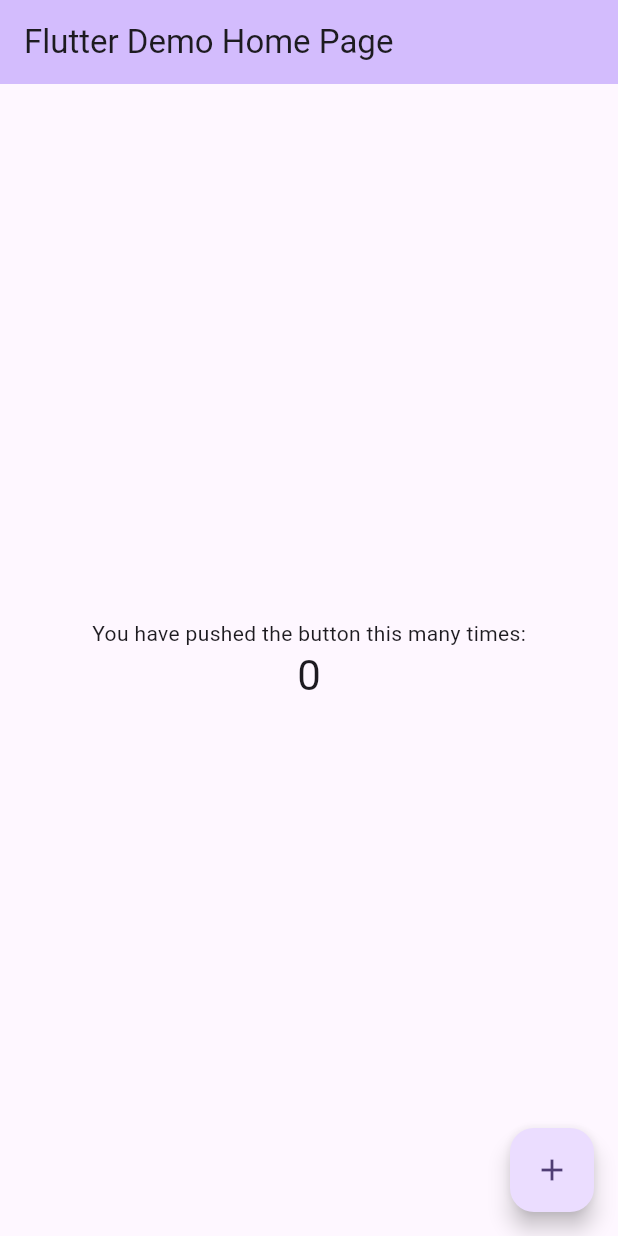
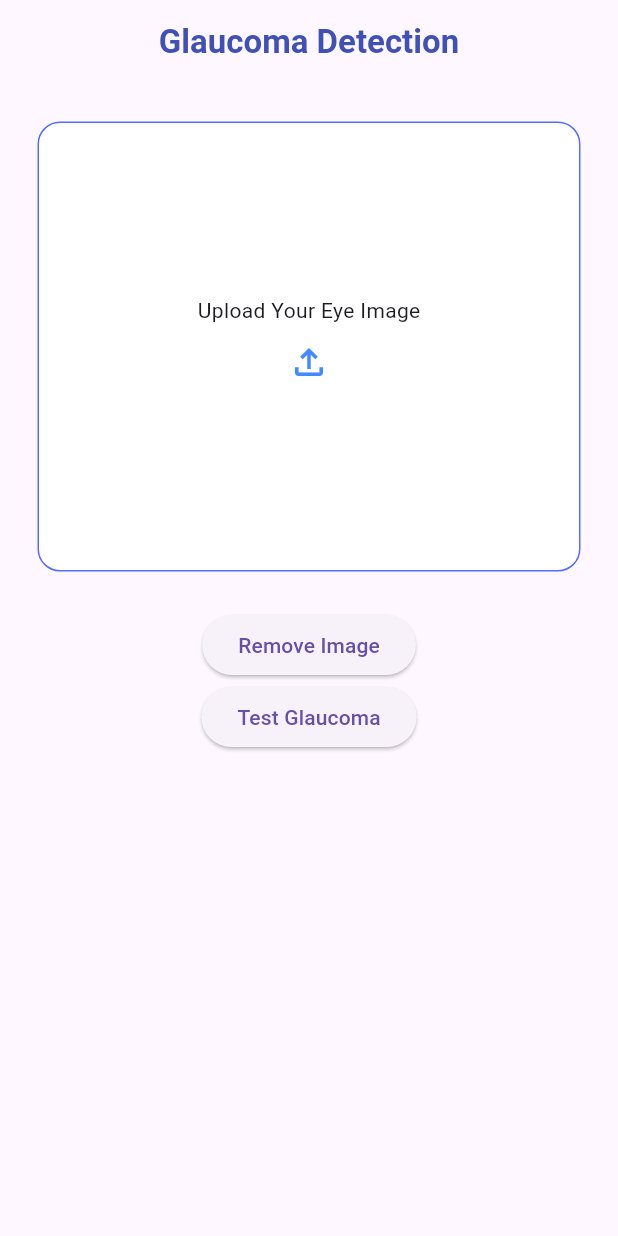
Before and after one commit to funky-dev99/glaucoma-detection, a Flutter app: the screen it shows after launch, on a phone screen of 412 x 824 dp. Run offline on Flutter 3.47's test engine with Material 3 defaults, Android fonts, the phone set to English and light mode, and no system bars; our stand-ins replace image_picker.

Commit message:
Image Uploading Added

```diff
--- /dev/null
+++ b/lib/home_screen.dart
@@ -0,0 +1,187 @@
+import 'dart:io';
+import 'package:flutter/material.dart';
+import 'package:image_picker/image_picker.dart';
+import 'package:http/http.dart' as http;
+import 'dart:convert';
+
+class HomePage extends StatefulWidget {
+  @override
+  State<HomePage> createState() => _HomePageState();
+}
+
+class _HomePageState extends State<HomePage> {
+  File? _selectedImage;
+  String _predictionResult = '';
+  bool _isLoading = false;  // This will track the loading state
+
+  Future<void> _pickImage(ImageSource source) async {
+    final picker = ImagePicker();
+    final pickedFile = await picker.pickImage(source: source);
+
+    if (pickedFile != null) {
+      setState(() {
+        _selectedImage = File(pickedFile.path);
+        _predictionResult = '';  // Clear the previous prediction result
+      });
+    }
+  }
+
+  Future<void> _testGlaucoma() async {
+    if (_selectedImage == null) return;
+
+    String uploadUrl = 'http://13.53.57.205:8000/predict/';
+
+    setState(() {
+      _isLoading = true;  // Show loading indicator
+    });
+
+    try {
+      var request = http.MultipartRequest('POST', Uri.parse(uploadUrl));
+      request.files.add(await http.MultipartFile.fromPath('file', _selectedImage!.path));
+
+      var response = await request.send();
+
+      if (response.statusCode == 200) {
+        final respStr = await response.stream.bytesToString();
+        final decodedResp = json.decode(respStr);
+        setState(() {
+          _predictionResult = decodedResp['prediction'] ?? 'No prediction available';
+          _isLoading = false;
+        });
+      } else {
+        setState(() {
+          _predictionResult = 'Failed to get prediction. Status code: ${response.statusCode}';
+          _isLoading = false;
+        });
+      }
+    } catch (e) {
+      setState(() {
+        _predictionResult = 'Failed to get prediction: $e';
+        _isLoading = false;
+      });
+    }
+  }
+
+  @override
+  Widget build(BuildContext context) {
+    return SafeArea(
+      child: Scaffold(
+        appBar: AppBar(
+          title: const Center(
+            child: Text(
+              'Glaucoma Detection',
+              style: TextStyle(
+                  color: Colors.indigo,
+                  fontSize: 22,
+                  fontWeight: FontWeight.bold),
+            ),
+          ),
+        ),
+        body: Center(
+          child: Column(
+            children: [
+              Container(
+                height: 300,
+                width: double.infinity,
+                padding: const EdgeInsets.all(10),
+                margin: const EdgeInsets.all(25),
+                decoration: BoxDecoration(
+                    borderRadius: BorderRadius.circular(15),
+                    border: Border.all(color: Colors.indigoAccent, width: 1),
+                    color: Colors.white),
+                child: Column(
+                  mainAxisAlignment: MainAxisAlignment.center,
+                  crossAxisAlignment: CrossAxisAlignment.center,
+                  children: [
+                    const Text('Upload Your Eye Image'),
+                    IconButton(
+                      onPressed: () {
+                        showModalBottomSheet(
+                          backgroundColor: Colors.white,
+                          context: context,
+                          builder: (context) => Padding(
+                            padding: const EdgeInsets.all(8.0),
+                            child: Column(
+                              mainAxisSize: MainAxisSize.min,
+                              children: [
+                                ListTile(
+                                  leading: const Icon(
+                                    Icons.photo_library,
+                                    color: Colors.indigoAccent,
+                                  ),
+                                  title: const Text('Gallery'),
+                                  onTap: () {
+                                    Navigator.pop(context);
+                                    _pickImage(ImageSource.gallery);
+                                  },
+                                ),
+                                const Divider(
+                                  color: Colors.grey,
+                                ),
+                                ListTile(
+                                  leading: const Icon(
+                                    Icons.camera_alt,
+                                    color: Colors.indigoAccent,
+                                  ),
+                                  title: const Text('Camera'),
+                                  onTap: () {
+                                    Navigator.pop(context);
+                                    _pickImage(ImageSource.camera);
+                                  },
+                                ),
+                              ],
+                            ),
+                          ),
+                        );
+                      },
+                      icon: const Icon(
+                        Icons.file_upload_outlined,
+                        size: 28,
+                        color: Colors.blueAccent,
+                      ),
+                    ),
+                    if (_selectedImage != null)
+                      Image.file(
+                        _selectedImage!,
+                        fit: BoxFit.fill,
+                        width: 150,
+                        height: 150,
+                      ),
+                  ],
+                ),
+              ),
+              ElevatedButton(
+                onPressed: () {
+                  setState(() {
+                    _selectedImage = null;
+                    _predictionResult = '';
+                  });
+                },
+                child: const Text('Remove Image'),
+              ),
+              ElevatedButton(
+                onPressed: _isLoading ? null : _testGlaucoma,  // Disable the button if loading
+                child: _isLoading
+                    ? CircularProgressIndicator(color: Colors.white)  // Show loading indicator
+                    : const Text('Test Glaucoma'),
+              ),
+              if (_predictionResult.isNotEmpty)
+                Padding(
+                  padding: const EdgeInsets.all(8.0),
+                  child: Text(
+                    'Prediction: $_predictionResult',
+                    style: TextStyle(
+                      color: Colors.redAccent,
+                      fontSize: 20,
+                      fontWeight: FontWeight.bold,
+                    ),
+                    textAlign: TextAlign.center,
+                  ),
+                ),
+            ],
+          ),
+        ),
+      ),
+    );
+  }
+}
--- a/lib/main.dart
+++ b/lib/main.dart
@@ -1,125 +1,103 @@
+import 'dart:io';
 import 'package:flutter/material.dart';
+import 'package:glucoma_detection/splash_screen.dart';
+import 'package:http/http.dart' as http;
+import 'package:image_picker/image_picker.dart';
 
 void main() {
-  runApp(const MyApp());
+  runApp(MyApp());
 }
 
 class MyApp extends StatelessWidget {
-  const MyApp({super.key});
-
-  // This widget is the root of your application.
   @override
   Widget build(BuildContext context) {
     return MaterialApp(
-      title: 'Flutter Demo',
-      theme: ThemeData(
-        // This is the theme of your application.
-        //
-        // TRY THIS: Try running your application with "flutter run". You'll see
-        // the application has a purple toolbar. Then, without quitting the app,
-        // try changing the seedColor in the colorScheme below to Colors.green
-        // and then invoke "hot reload" (save your changes or press the "hot
-        // reload" button in a Flutter-supported IDE, or press "r" if you used
-        // the command line to start the app).
-        //
-        // Notice that the counter didn't reset back to zero; the application
-        // state is not lost during the reload. To reset the state, use hot
-        // restart instead.
-        //
-        // This works for code too, not just values: Most code changes can be
-        // tested with just a hot reload.
-        colorScheme: ColorScheme.fromSeed(seedColor: Colors.deepPurple),
-        useMaterial3: true,
-      ),
-      home: const MyHomePage(title: 'Flutter Demo Home Page'),
+      debugShowCheckedModeBanner: false,
+      home: SplashScreen(),
     );
   }
 }
 
-class MyHomePage extends StatefulWidget {
-  const MyHomePage({super.key, required this.title});
-
-  // This widget is the home page of your application. It is stateful, meaning
-  // that it has a State object (defined below) that contains fields that affect
-  // how it looks.
-
-  // This class is the configuration for the state. It holds the values (in this
-  // case the title) provided by the parent (in this case the App widget) and
-  // used by the build method of the State. Fields in a Widget subclass are
-  // always marked "final".
-
-  final String title;
-
+class ImageUploadPage extends StatefulWidget {
   @override
-  State<MyHomePage> createState() => _MyHomePageState();
+  _ImageUploadPageState createState() => _ImageUploadPageState();
 }
 
-class _MyHomePageState extends State<MyHomePage> {
-  int _counter = 0;
+class _ImageUploadPageState extends State<ImageUploadPage> {
+  File? _image;
+  final ImagePicker _picker = ImagePicker();
+  String _uploadStatus = '';
 
-  void _incrementCounter() {
-    setState(() {
-      // This call to setState tells the Flutter framework that something has
-      // changed in this State, which causes it to rerun the build method below
-      // so that the display can reflect the updated values. If we changed
-      // _counter without calling setState(), then the build method would not be
-      // called again, and so nothing would appear to happen.
-      _counter++;
-    });
+  Future<void> _pickImage() async {
+    final pickedFile = await _picker.pickImage(source: ImageSource.gallery);
+
+    if (pickedFile != null) {
+      setState(() {
+        _image = File(pickedFile.path);
+      });
+    } else {
+      setState(() {
+        _uploadStatus = 'No image selected.';
+      });
+    }
+  }
+
+  Future<void> _uploadImage() async {
+    if (_image == null) return;
+
+    String uploadUrl = 'http://13.53.57.205:8000/predict/';
+
+    try {
+      var request = http.MultipartRequest('POST', Uri.parse(uploadUrl));
+      request.files.add(await http.MultipartFile.fromPath('file', _image!.path));
+
+      var response = await request.send();
+
+      if (response.statusCode == 200) {
+        final respStr = await response.stream.bytesToString();
+        setState(() {
+          _uploadStatus = 'Success: $respStr';
+        });
+      } else {
+        setState(() {
+          _uploadStatus = 'Failed to upload image. Status code: ${response.statusCode}';
+        });
+      }
+    } catch (e) {
+      setState(() {
+        _uploadStatus = 'Failed to upload image: $e';
+      });
+    }
   }
 
   @override
   Widget build(BuildContext context) {
-    // This method is rerun every time setState is called, for instance as done
-    // by the _incrementCounter method above.
-    //
-    // The Flutter framework has been optimized to make rerunning build methods
-    // fast, so that you can just rebuild anything that needs updating rather
-    // than having to individually change instances of widgets.
     return Scaffold(
       appBar: AppBar(
-        // TRY THIS: Try changing the color here to a specific color (to
-        // Colors.amber, perhaps?) and trigger a hot reload to see the AppBar
-        // change color while the other colors stay the same.
-        backgroundColor: Theme.of(context).colorScheme.inversePrimary,
-        // Here we take the value from the MyHomePage object that was created by
-        // the App.build method, and use it to set our appbar title.
-        title: Text(widget.title),
+        title: Text('Flutter Image Upload'),
       ),
       body: Center(
-        // Center is a layout widget. It takes a single child and positions it
-        // in the middle of the parent.
         child: Column(
-          // Column is also a layout widget. It takes a list of children and
-          // arranges them vertically. By default, it sizes itself to fit its
-          // children horizontally, and tries to be as tall as its parent.
-          //
-          // Column has various properties to control how it sizes itself and
-          // how it positions its children. Here we use mainAxisAlignment to
-          // center the children vertically; the main axis here is the vertical
-          // axis because Columns are vertical (the cross axis would be
-          // horizontal).
-          //
-          // TRY THIS: Invoke "debug painting" (choose the "Toggle Debug Paint"
-          // action in the IDE, or press "p" in the console), to see the
-          // wireframe for each widget.
           mainAxisAlignment: MainAxisAlignment.center,
           children: <Widget>[
-            const Text(
-              'You have pushed the button this many times:',
+            _image == null
+                ? Text('No image selected.')
+                : Image.file(_image!,),
+            SizedBox(height: 20),
+            ElevatedButton(
+              onPressed: _pickImage,
+              child: Text('Pick Image'),
             ),
-            Text(
-              '$_counter',
-              style: Theme.of(context).textTheme.headlineMedium,
+            SizedBox(height: 20),
+            ElevatedButton(
+              onPressed: _uploadImage,
+              child: Text('Upload Image'),
             ),
+            SizedBox(height: 20),
+            Text(_uploadStatus),
           ],
         ),
       ),
-      floatingActionButton: FloatingActionButton(
-        onPressed: _incrementCounter,
-        tooltip: 'Increment',
-        child: const Icon(Icons.add),
-      ), // This trailing comma makes auto-formatting nicer for build methods.
     );
   }
 }
--- a/pubspec.yaml
+++ b/pubspec.yaml
@@ -35,6 +35,8 @@ dependencies:
   # The following adds the Cupertino Icons font to your application.
   # Use with the CupertinoIcons class for iOS style icons.
   cupertino_icons: ^1.0.6
+  http: ^1.2.2
+  image_picker: ^1.1.2
 
 dev_dependencies:
   flutter_test:
@@ -59,8 +61,8 @@ flutter:
   uses-material-design: true
 
   # To add assets to your application, add an assets section, like this:
-  # assets:
-  #   - images/a_dot_burr.jpeg
+  assets:
+     - images/
   #   - images/a_dot_ham.jpeg
 
   # An image asset can refer to one or more resolution-specific "variants", see
```
Also changed, not shown: lib/splash_screen.dart (added, +62 -0 lines), images/EyeLogo.png (added), images/splashGif.gif (added), pubspec.lock, 6 other files.
